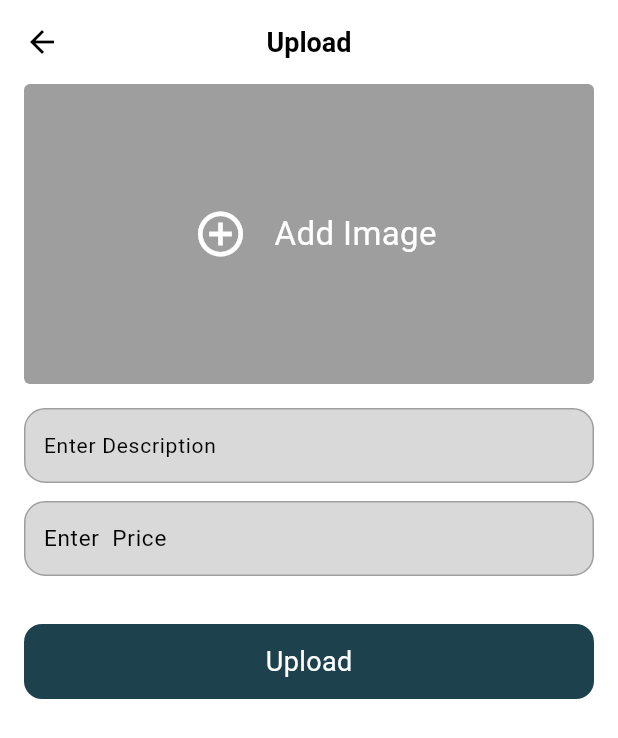
After one commit to UsmanAfzal8/Real_Estate_Flutter, a Flutter app: the UploadScreen screen opened directly, after a tap on "Upload", on a phone screen of 412 x 824 dp. The commit adds this screen. Shown: the top 738 px of the screen. Run offline on Flutter 3.47's test engine with Material 2 defaults, Android fonts, the phone set to English and light mode, and no system bars; our stand-ins replace cloud_firestore, firebase_core, firebase_storage, fluttertoast, image_picker; accounts and stored records are empty; Roboto replaces fonts that are missing (DMSans).

Commit message:
property provider update

```diff
--- /dev/null
+++ b/lib/database/property/property_api.dart
@@ -0,0 +1,31 @@
+import 'package:cloud_firestore/cloud_firestore.dart';
+import 'package:real_estate/model/property.dart';
+
+import '../../widgets/custom/custom_toast.dart';
+
+class PropertyApi {
+  final FirebaseFirestore _instance = FirebaseFirestore.instance;
+  static const String _collection = 'property';
+  Future<bool> add(Property property) async {
+    try {
+      await _instance
+          .collection(_collection)
+          .doc(property.pID)
+          .set(property.toMap());
+      // CustomToast.successToast(message: 'Successfully Added');
+      return true;
+    } catch (e) {
+      CustomToast.errorToast(message: e.toString());
+      return false;
+    }
+  }
+
+  Future<List<Property>> get() async {
+    List<Property> propeties = <Property>[];
+    QuerySnapshot<Map<String, dynamic>> snapshot = await _instance.collection(_collection).get();
+    for (DocumentSnapshot<Map<String, dynamic>> e in snapshot.docs) {
+      propeties.add(Property.fromMap(e));
+    }
+    return propeties;
+  }
+}
--- a/lib/main.dart
+++ b/lib/main.dart
@@ -4,8 +4,10 @@ import 'package:provider/provider.dart';
 
 import 'firebase_options.dart';
 import 'provider/app_theme.dart';
+import 'provider/property_provider.dart';
 import 'screen/front_screen.dart';
 import 'screen/main_screen.dart';
+import 'screen/upload_screen.dart';
 
 void main() async {
   WidgetsFlutterBinding.ensureInitialized();
@@ -26,6 +28,9 @@ class MyApp extends StatelessWidget {
         ChangeNotifierProvider<AppThemeProvider>.value(
           value: AppThemeProvider(),
         ),
+        ChangeNotifierProvider<PropertyProvider>.value(
+          value: PropertyProvider(),
+        ),
       ],
       child:
           Consumer<AppThemeProvider>(builder: (context, appThemePro, snapshot) {
--- a/lib/model/property.dart
+++ b/lib/model/property.dart
@@ -8,6 +8,7 @@ import '../enum/status_enum.dart';
 import '../enum/type_enum.dart';
 
 class Property {
+  final String pID;
   final String imageurl;
   final String description;
   final String location;
@@ -23,6 +24,7 @@ class Property {
   TypeEnum type;
   PurposeEnum purpose;
   Property({
+    required this.pID,
     required this.imageurl,
     required this.description,
     required this.location,
@@ -41,11 +43,12 @@ class Property {
 
   Map<String, dynamic> toMap() {
     return <String, dynamic>{
-      'imageurl': imageurl,
+      'pid':pID,
+      'image_url': imageurl,
       'description': description,
       'location': location,
-      'bedRoom': bedRoom,
-      'bathRoom': bathRoom,
+      'bed_room': bedRoom,
+      'bath_room': bathRoom,
       'parking': parking,
       'garden': garden,
       'price': price,
@@ -60,11 +63,12 @@ class Property {
 
   factory Property.fromMap(DocumentSnapshot<Map<String, dynamic>> doc) {
     return Property(
-      imageurl: doc.data()?['imageurl'] ?? '',
+      pID: doc.data()?['pid']??'',
+      imageurl: doc.data()?['image_url'] ?? '',
       description: doc.data()?['description'] ?? '',
       location: doc.data()?['location'] ?? '',
-      bedRoom: doc.data()?['bedRoom'] ?? 0,
-      bathRoom: doc.data()?['bathRoom'] ?? 0,
+      bedRoom: doc.data()?['bed_room'] ?? 0,
+      bathRoom: doc.data()?['bath_room'] ?? 0,
       parking: doc.data()?['parking'] ?? 0,
       garden: doc.data()?['garden'] ?? 0,
       price: doc.data()?['price'] ?? 0,
--- /dev/null
+++ b/lib/provider/property_provider.dart
@@ -0,0 +1,15 @@
+import 'package:flutter/cupertino.dart';
+import 'package:real_estate/database/property/property_api.dart';
+import 'package:real_estate/model/property.dart';
+
+class PropertyProvider with ChangeNotifier {
+  PropertyProvider() {
+    load();
+  }
+  List<Property> _property = [];
+  List<Property> get property => _property;
+  load() async {
+    _property = await PropertyApi().get();
+    notifyListeners();
+  }
+}
--- /dev/null
+++ b/lib/screen/upload_screen.dart
@@ -0,0 +1,181 @@
+import 'dart:typed_data';
+
+import 'package:flutter/material.dart';
+import 'package:image_picker/image_picker.dart';
+import 'package:real_estate/database/property/property_api.dart';
+import 'package:real_estate/widgets/custom/custom_toast.dart';
+
+import '../../function/time_date_function.dart';
+
+import '../../utilities/image_picker.dart';
+
+import '../database/image_storage.dart';
+import '../model/property.dart';
+import '../widgets/custom/custom_elevated_button.dart';
+import '../widgets/custom/custom_text_form_field.dart';
+import '../widgets/custom/custom_validator.dart';
+import '../widgets/custom/for_text_custom_widget.dart';
+
+class UploadScreen extends StatefulWidget {
+  const UploadScreen({super.key});
+
+  @override
+  State<UploadScreen> createState() => _UploadScreenState();
+}
+
+class _UploadScreenState extends State<UploadScreen> {
+  final TextEditingController decription = TextEditingController();
+  final TextEditingController amount = TextEditingController();
+
+  Uint8List? _image;
+  bool _isloading = false;
+  int uuid = TimeStamp.timestamp;
+  final GlobalKey<FormState> _formKey = GlobalKey<FormState>();
+  Future<void> uploaddata() async {
+    String imageURL = '';
+    if (_image != null) {
+      //url = await UserApi().uploadProfilePhoto(file: _profilePhoto!);
+      imageURL = await Storagemethod().uploadtostorage(
+        'Property',
+        'Testing',
+        _image!,
+      );
+    }
+    Property property = Property(
+        pID: uuid.toString(),
+        imageurl: imageURL,
+        description: decription.text,
+        location: 'Shahkot',
+        bedRoom: 4,
+        bathRoom: 4,
+        parking: 2,
+        garden: 1,
+        price: double.parse(amount.text),
+        marla: 20,
+        gas: true,
+        electricity: true);
+
+    bool temp = await PropertyApi().add(property);
+    if (temp) {
+      CustomToast.successToast(message: 'Uploaded');
+      decription.clear();
+      amount.clear();
+    }
+  }
+
+  selectImage() async {
+    Uint8List? im = await pickImage(ImageSource.gallery);
+
+    setState(() {
+      _image = im;
+    });
+  }
+
+  @override
+  Widget build(BuildContext context) {
+    return Scaffold(
+      appBar: AppBar(title: const Text('Upload')),
+      body: SingleChildScrollView(
+        child: Padding(
+          padding: const EdgeInsets.symmetric(horizontal: 16),
+          child: Form(
+            key: _formKey,
+            child: Column(
+              children: <Widget>[
+                ClipRRect(
+                  borderRadius: BorderRadius.circular(4),
+                  child: _image != null
+                      ? GestureDetector(
+                          onTap: () {
+                            selectImage();
+                          },
+                          child: Container(
+                            height: 200,
+                            width: 300,
+                            decoration: BoxDecoration(
+                                image: DecorationImage(
+                                    image: MemoryImage(_image!),
+                                    fit: BoxFit.contain)),
+                          ),
+                        )
+                      : Container(
+                          height: 200,
+                          width: double.infinity,
+                          decoration: const BoxDecoration(
+                            color: Colors.grey,
+                          ),
+                          child: Center(
+                            child: Row(
+                              mainAxisAlignment: MainAxisAlignment.center,
+                              children: <Widget>[
+                                IconButton(
+                                  onPressed: selectImage,
+                                  icon: const Icon(
+                                      Icons.add_circle_outline_outlined,
+                                      color: Colors.white,
+                                      size: 36),
+                                ),
+                                const SizedBox(
+                                  width: 10,
+                                ),
+                                const ForText(
+                                  name: 'Add Image',
+                                  color: Colors.white,
+                                  size: 22,
+                                )
+                              ],
+                            ),
+                          ),
+                        ),
+                ),
+                const SizedBox(height: 10),
+                CustomTextFormField(
+                  controller: decription,
+                  hint: 'Enter Description',
+                  maxLines: 5,
+                  readOnly: _isloading,
+                  validator: (String? value) =>
+                      CustomValidator.lessThen2(value),
+                ),
+                CustomTextFormField(
+                  controller: amount,
+                  hint: 'Enter  Price',
+                  readOnly: _isloading,
+                  validator: (String? value) => CustomValidator.isEmpty(value),
+                  keyboardType: const TextInputType.numberWithOptions(
+                    decimal: true,
+                    signed: true,
+                  ),
+                ),
+                const SizedBox(height: 20),
+                _isloading
+                    ? const CircularProgressIndicator()
+                    : CustomElevatedButton(
+                        title: 'Upload',
+                        onTap: () {
+                          uploaddata();
+                        },
+                      ),
+                const SizedBox(height: 50),
+              ],
+            ),
+          ),
+        ),
+      ),
+    );
+  }
+
+  Widget textField(
+      BuildContext context, TextEditingController controller, String hint) {
+    return Column(
+      children: <Widget>[
+        const SizedBox(height: 10),
+        CustomTextFormField(
+          controller: controller,
+          hint: hint,
+          validator: (String? value) => CustomValidator.isEmpty(value),
+        ),
+      ],
+    );
+  }
+}
--- /dev/null
+++ b/lib/widgets/custom/custom_text_form_field.dart
@@ -0,0 +1,147 @@
+import 'package:flutter/cupertino.dart';
+import 'package:flutter/material.dart';
+
+class CustomTextFormField extends StatefulWidget {
+  const CustomTextFormField({
+    TextEditingController? controller,
+    this.keyboardType,
+    this.textInputAction,
+    this.onChanged,
+    this.validator,
+    this.initialValue,
+    this.hint = '',
+    this.color,
+    this.contentPadding,
+    this.minLines = 1,
+    this.maxLines = 1,
+    this.maxLength,
+    this.showSuffixIcon = true,
+    this.readOnly = false,
+    this.autoFocus = false,
+    this.textAlign = TextAlign.start,
+    this.style,
+    this.border,
+    this.starticon,
+    Key? key,
+  })  : _controller = controller,
+        super(key: key);
+  final TextEditingController? _controller;
+  final TextInputType? keyboardType;
+  final TextInputAction? textInputAction;
+  final void Function(String)? onChanged;
+  final bool showSuffixIcon;
+  final String? Function(String? value)? validator;
+  final EdgeInsetsGeometry? contentPadding;
+  final int? minLines;
+  final int? maxLines;
+  final int? maxLength;
+  final Color? color;
+  final String? initialValue;
+  final String? hint;
+  final bool readOnly;
+  final bool autoFocus;
+  final TextAlign textAlign;
+  final InputBorder? border;
+  final TextStyle? style;
+  final IconData? starticon;
+  @override
+  CustomTextFormFieldState createState() => CustomTextFormFieldState();
+}
+
+class CustomTextFormFieldState extends State<CustomTextFormField> {
+  void _onListen() => setState(() {});
+  @override
+  void initState() {
+    widget._controller!.addListener(_onListen);
+    super.initState();
+  }
+
+  @override
+  void dispose() {
+    widget._controller!.removeListener(_onListen);
+    super.dispose();
+  }
+
+  @override
+  Widget build(BuildContext context) {
+    return Container(
+      margin: const EdgeInsets.symmetric(vertical: 6),
+      padding:
+          widget.contentPadding ?? const EdgeInsets.symmetric(horizontal: 12),
+      decoration: BoxDecoration(
+        borderRadius: BorderRadius.circular(14),
+        color: widget.color ??
+            Theme.of(context).textTheme.bodyText1!.color!.withOpacity(0.15),
+        border: Border.all(color: Colors.grey),
+      ),
+      child: TextFormField(
+        initialValue: widget.initialValue,
+        controller: widget._controller,
+        readOnly: widget.readOnly,
+        keyboardType: widget.keyboardType == TextInputType.number
+            ? const TextInputType.numberWithOptions(signed: true, decimal: true)
+            : widget.maxLines! > 1
+                ? TextInputType.multiline
+                : widget.keyboardType ?? TextInputType.text,
+        textInputAction: widget.maxLines! > 1
+            ? TextInputAction.newline
+            : widget.textInputAction ?? TextInputAction.next,
+        autofocus: widget.autoFocus,
+        textAlign: widget.textAlign,
+        onChanged: widget.onChanged,
+        minLines: widget.minLines,
+        maxLines: (widget._controller!.text.isEmpty) ? 1 : widget.maxLines,
+        maxLength: widget.maxLength,
+        style: widget.style,
+        validator: (String? value) => widget.validator!(value),
+        cursorColor: Theme.of(context).colorScheme.secondary,
+        decoration: InputDecoration(
+          fillColor: widget.color ??
+              Theme.of(context).textTheme.bodyText1!.color!.withOpacity(0.15),
+          hintText: widget.hint,
+          hintStyle: widget.hint!.length > 15
+              ? const TextStyle(fontSize: 14)
+              : const TextStyle(fontSize: 15),
+          suffixIcon: (widget._controller!.text.isEmpty ||
+                  !widget.showSuffixIcon ||
+                  widget.showSuffixIcon == false)
+              ? null
+              : IconButton(
+                  splashRadius: 16,
+                  onPressed: () => setState(() {
+                    widget._controller!.clear();
+                  }),
+                  icon: const Icon(CupertinoIcons.clear, size: 18),
+                ),
+          prefixIcon: widget.starticon == null
+              ? null
+              : SizedBox(
+                  width: 40,
+                  child: Row(
+                    children: <Widget>[
+                      Icon(
+                        widget.starticon,
+                        color: Colors.grey,
+                      ),
+                      const SizedBox(
+                        width: 5,
+                      ),
+                      Container(
+                        width: 1,
+                        height: 30,
+                        color: Colors.grey,
+                      ),
+                    ],
+                  ),
+                ),
+          //       prefixIcon: Padding(
+          //   // padding: const EdgeInsets.only(top: 15), // add padding to adjust icon
+          //   child: Icon(widget.starticon),
+          // ),
+          focusColor: Theme.of(context).primaryColor,
+          border: widget.border ?? InputBorder.none,
+        ),
+      ),
+    );
+  }
+}
--- /dev/null
+++ b/lib/widgets/custom/custom_toast.dart
@@ -0,0 +1,38 @@
+import 'package:flutter/material.dart';
+import 'package:fluttertoast/fluttertoast.dart';
+
+class CustomToast {
+  static void successToast({required String message, int duration = 3}) {
+    Fluttertoast.showToast(
+      msg: message,
+      timeInSecForIosWeb: duration,
+      backgroundColor: Colors.green,
+    );
+  }
+
+  static void errorToast({required String message, int duration = 4}) {
+    Fluttertoast.showToast(
+      msg: message,
+      timeInSecForIosWeb: duration,
+      backgroundColor: Colors.red,
+    );
+  }
+
+  static void errorSnackBar({
+    required BuildContext context,
+    required String text,
+  }) {
+    final SnackBar snackBar =
+        SnackBar(content: Text(text), backgroundColor: Colors.red);
+    ScaffoldMessenger.of(context).showSnackBar(snackBar);
+  }
+
+  static void successSnackBar({
+    required BuildContext context,
+    required String text,
+  }) {
+    final SnackBar snackBar =
+        SnackBar(content: Text(text), backgroundColor: Colors.green);
+    ScaffoldMessenger.of(context).showSnackBar(snackBar);
+  }
+}
--- /dev/null
+++ b/lib/widgets/custom/custom_validator.dart
@@ -0,0 +1,77 @@
+import 'package:flutter/material.dart';
+
+class CustomValidator {
+  static String? email(String? value) {
+    if (!RegExp(
+            r"^[a-zA-Z0-9.a-zA-Z0-9.!#$%&'*+-/=?^_`{|}~]+@[a-zA-Z0-9]+\.[a-zA-Z]+")
+        .hasMatch(value!)) {
+      return 'Email is Invalid';
+    }
+    return null;
+  }
+
+  static String? validateMobile(String value) {
+    String pattern = r'(^(?:[+0]9)?[0-9]{10,12}$)';
+    RegExp regExp = RegExp(pattern);
+    if (value.isEmpty) {
+      return 'Please enter mobile number';
+    } else if (!regExp.hasMatch(value)) {
+      return 'Please enter valid mobile number';
+    }
+    return null;
+  }
+
+  static String? password(String? value) {
+    if (value!.length < 6) {
+      return 'Password should be greater then 6 digits';
+    }
+    return null;
+  }
+
+  static String? username(
+    BuildContext context,
+    String? value,
+  ) {
+    if (value == null) return 'Enter the username';
+    if (value.length < 4) return 'Most be more then 3 words';
+    if (!RegExp(r'^[A-Za-z_.]+$').hasMatch(value[0])) {
+      return 'Must be start with Alphabet';
+    }
+    if (!RegExp(r'^[a-zA-Z0-9.a-zA-Z0-9._]+$').hasMatch(value.substring(1))) {
+      return ''' Only '.' and '_' signs are allowed''';
+    }
+    // if (Provider.of<UserProvider>(context, listen: false)
+    //     .usernameExist(value: value)) {
+    //   return 'Username already exist';
+    // }
+    return null;
+  }
+
+  static String? isEmpty(String? value) {
+    return (value!.isEmpty) ? 'Field could not be empty' : null;
+  }
+
+  static String? lessThen2(String? value) {
+    return (value!.length < 2) ? 'Enter more then 1 characters' : null;
+  }
+
+  static String? lessThen3(String? value) {
+    return (value!.length < 3) ? 'Enter more then 2 characters' : null;
+  }
+
+  static String? lessThen4(String? value) {
+    return (value!.length < 4) ? 'Enter more then 3 characters' : null;
+  }
+
+  static String? lessThen5(String? value) {
+    return (value!.length < 5) ? 'Enter more then 4 characters' : null;
+  }
+
+  static String? greaterThen(String? input, double compairWith) {
+    return (double.parse(input ?? '0') < compairWith)
+        ? 'New input must be greater'
+        : null;
+  }
+
+  static String? retaunNull(String? value) => null;
+}
--- a/pubspec.yaml
+++ b/pubspec.yaml
@@ -48,6 +48,7 @@ dependencies:
   firebase_storage: ^11.0.5
   firebase_core_platform_interface: ^4.5.2
   image_picker: ^0.8.6
+  fluttertoast: ^8.1.1
 
 dev_dependencies:
   flutter_test:
```
Also changed, not shown: pubspec.lock.
